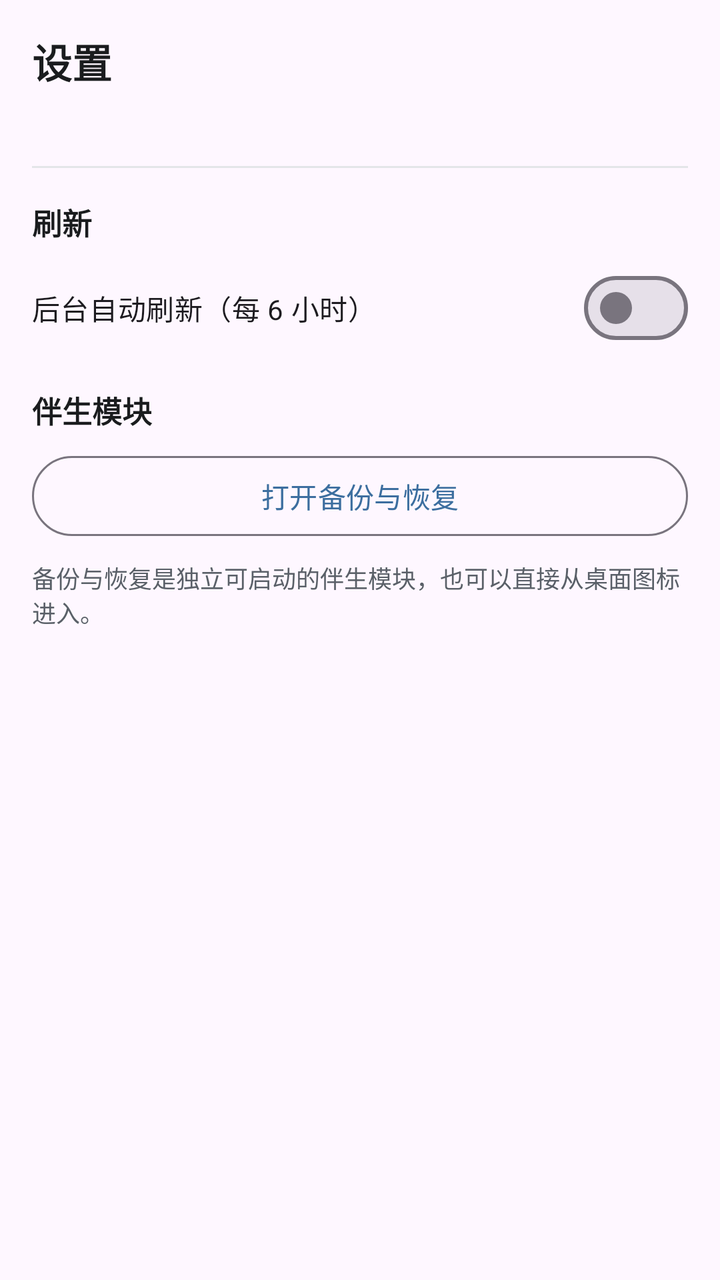
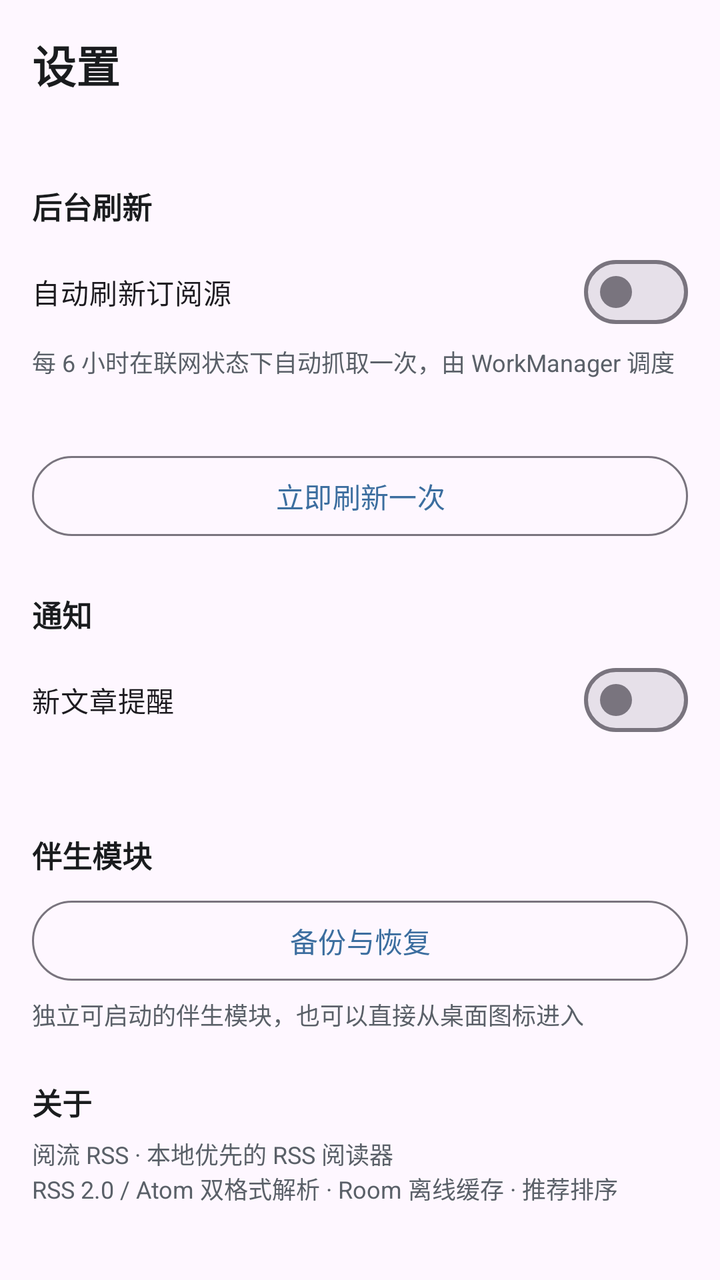

Compare the two renders of this Android layout. The source of the first and the diff that turns it into the second are given below.
<!-- AndroidManifest.xml: application theme Theme.YueLiu -->
<!-- res/layout/fragment_settings.xml -->
<?xml version="1.0" encoding="utf-8"?>
<ScrollView xmlns:android="http://schemas.android.com/apk/res/android"
    android:layout_width="match_parent"
    android:layout_height="match_parent"
    android:background="?attr/colorSurface">

    <LinearLayout
        android:layout_width="match_parent"
        android:layout_height="wrap_content"
        android:orientation="vertical"
        android:padding="16dp">

        <TextView
            android:layout_width="wrap_content"
            android:layout_height="wrap_content"
            android:text="设置"
            android:textColor="@color/text_primary"
            android:textSize="20sp"
            android:textStyle="bold" />

        <TextView
            android:id="@+id/tv_version"
            android:layout_width="match_parent"
            android:layout_height="wrap_content"
            android:layout_marginTop="4dp"
            android:textColor="@color/text_secondary"
            android:textSize="13sp" />

        <View
            android:layout_width="match_parent"
            android:layout_height="1dp"
            android:layout_marginTop="16dp"
            android:background="@color/divider" />

        <TextView
            android:layout_width="match_parent"
            android:layout_height="wrap_content"
            android:layout_marginTop="16dp"
            android:text="刷新"
            android:textColor="@color/text_primary"
            android:textSize="15sp"
            android:textStyle="bold" />

        <com.google.android.material.materialswitch.MaterialSwitch
            android:id="@+id/switch_auto_refresh"
            android:layout_width="match_parent"
            android:layout_height="wrap_content"
            android:layout_marginTop="8dp"
            android:text="后台自动刷新（每 6 小时）" />

        <TextView
            android:layout_width="match_parent"
            android:layout_height="wrap_content"
            android:layout_marginTop="16dp"
            android:text="伴生模块"
            android:textColor="@color/text_primary"
            android:textSize="15sp"
            android:textStyle="bold" />

        <com.google.android.material.button.MaterialButton
            android:id="@+id/btn_open_backup"
            style="@style/Widget.Material3.Button.OutlinedButton"
            android:layout_width="match_parent"
            android:layout_height="wrap_content"
            android:layout_marginTop="8dp"
            android:text="打开备份与恢复" />

        <TextView
            android:layout_width="match_parent"
            android:layout_height="wrap_content"
            android:layout_marginTop="8dp"
            android:text="备份与恢复是独立可启动的伴生模块，也可以直接从桌面图标进入。"
            android:textColor="@color/text_secondary"
            android:textSize="12sp" />

    </LinearLayout>

</ScrollView>
<!-- resources referenced by this layout -->
<resources>
  <color name="divider">#E3E5E8</color>
  <color name="text_primary">#1A1C1E</color>
  <color name="text_secondary">#5A6068</color>
  <style name="Theme.YueLiu" parent="Theme.Material3.DayNight.NoActionBar">
          <item name="colorPrimary">@color/brand_primary</item>
          <item name="colorOnPrimary">@color/brand_on_primary</item>
          <item name="colorPrimaryDark">@color/brand_primary_dark</item>
          <item name="android:statusBarColor" tools:targetApi="21">?attr/colorPrimary</item>
      </style>
  <color name="brand_primary">#3C6E9F</color>
  <color name="brand_on_primary">#FFFFFF</color>
  <color name="brand_primary_dark">#2C5578</color>
</resources>

<!-- the commit's change to res/layout/fragment_settings.xml (unified diff, before → after) -->
@@ -2,41 +2,40 @@
 <ScrollView xmlns:android="http://schemas.android.com/apk/res/android"
     android:layout_width="match_parent"
     android:layout_height="match_parent"
-    android:background="?attr/colorSurface">
+    android:background="?attr/colorSurface"
+    android:fillViewport="true">
 
     <LinearLayout
         android:layout_width="match_parent"
         android:layout_height="wrap_content"
         android:orientation="vertical"
-        android:padding="16dp">
+        android:paddingStart="16dp"
+        android:paddingTop="16dp"
+        android:paddingEnd="16dp"
+        android:paddingBottom="24dp">
 
         <TextView
             android:layout_width="wrap_content"
             android:layout_height="wrap_content"
-            android:text="设置"
+            android:text="@string/nav_settings"
             android:textColor="@color/text_primary"
-            android:textSize="20sp"
+            android:textSize="22sp"
             android:textStyle="bold" />
 
         <TextView
             android:id="@+id/tv_version"
             android:layout_width="match_parent"
             android:layout_height="wrap_content"
-            android:layout_marginTop="4dp"
+            android:layout_marginTop="2dp"
             android:textColor="@color/text_secondary"
             android:textSize="13sp" />
 
-        <View
-            android:layout_width="match_parent"
-            android:layout_height="1dp"
-            android:layout_marginTop="16dp"
-            android:background="@color/divider" />
-
+        
         <TextView
             android:layout_width="match_parent"
             android:layout_height="wrap_content"
-            android:layout_marginTop="16dp"
-            android:text="刷新"
+            android:layout_marginTop="24dp"
+            android:text="@string/settings_section_refresh"
             android:textColor="@color/text_primary"
             android:textSize="15sp"
             android:textStyle="bold" />
@@ -46,13 +45,73 @@
             android:layout_width="match_parent"
             android:layout_height="wrap_content"
             android:layout_marginTop="8dp"
-            android:text="后台自动刷新（每 6 小时）" />
+            android:text="@string/settings_auto_refresh" />
 
+        <TextView
+            android:id="@+id/tv_auto_refresh_hint"
+            android:layout_width="match_parent"
+            android:layout_height="wrap_content"
+            android:layout_marginTop="2dp"
+            android:text="@string/settings_auto_refresh_hint"
+            android:textColor="@color/text_secondary"
+            android:textSize="12sp" />
+
+        <TextView
+            android:id="@+id/tv_work_state"
+            android:layout_width="match_parent"
+            android:layout_height="wrap_content"
+            android:layout_marginTop="6dp"
+            android:textColor="@color/text_secondary"
+            android:textSize="12sp" />
+
+        <com.google.android.material.button.MaterialButton
+            android:id="@+id/btn_refresh_now"
+            style="@style/Widget.Material3.Button.OutlinedButton"
+            android:layout_width="match_parent"
+            android:layout_height="wrap_content"
+            android:layout_marginTop="12dp"
+            android:text="@string/settings_refresh_now" />
+
+        
         <TextView
             android:layout_width="match_parent"
             android:layout_height="wrap_content"
-            android:layout_marginTop="16dp"
-            android:text="伴生模块"
+            android:layout_marginTop="24dp"
+            android:text="@string/settings_section_notify"
+            android:textColor="@color/text_primary"
+            android:textSize="15sp"
+            android:textStyle="bold" />
+
+        <com.google.android.material.materialswitch.MaterialSwitch
+            android:id="@+id/switch_notify"
+            android:layout_width="match_parent"
+            android:layout_height="wrap_content"
+            android:layout_marginTop="8dp"
+            android:text="@string/settings_notify_switch" />
+
+        <TextView
+            android:id="@+id/tv_notify_status"
+            android:layout_width="match_parent"
+            android:layout_height="wrap_content"
+            android:layout_marginTop="2dp"
+            android:textColor="@color/text_secondary"
+            android:textSize="12sp" />
+
+        <com.google.android.material.button.MaterialButton
+            android:id="@+id/btn_grant_notify"
+            style="@style/Widget.Material3.Button.TonalButton"
+            android:layout_width="match_parent"
+            android:layout_height="wrap_content"
+            android:layout_marginTop="8dp"
+            android:text="@string/settings_grant_notify"
+            android:visibility="gone" />
+
+        
+        <TextView
+            android:layout_width="match_parent"
+            android:layout_height="wrap_content"
+            android:layout_marginTop="24dp"
+            android:text="@string/settings_section_backup"
             android:textColor="@color/text_primary"
             android:textSize="15sp"
             android:textStyle="bold" />
@@ -63,13 +122,31 @@
             android:layout_width="match_parent"
             android:layout_height="wrap_content"
             android:layout_marginTop="8dp"
-            android:text="打开备份与恢复" />
+            android:text="@string/settings_open_backup" />
 
         <TextView
             android:layout_width="match_parent"
             android:layout_height="wrap_content"
-            android:layout_marginTop="8dp"
-            android:text="备份与恢复是独立可启动的伴生模块，也可以直接从桌面图标进入。"
+            android:layout_marginTop="4dp"
+            android:text="@string/settings_backup_hint"
+            android:textColor="@color/text_secondary"
+            android:textSize="12sp" />
+
+        
+        <TextView
+            android:layout_width="match_parent"
+            android:layout_height="wrap_content"
+            android:layout_marginTop="24dp"
+            android:text="@string/settings_section_about"
+            android:textColor="@color/text_primary"
+            android:textSize="15sp"
+            android:textStyle="bold" />
+
+        <TextView
+            android:layout_width="match_parent"
+            android:layout_height="wrap_content"
+            android:layout_marginTop="6dp"
+            android:text="@string/settings_about_text"
             android:textColor="@color/text_secondary"
             android:textSize="12sp" />
 
<!-- resource entries referenced after the edit -->
@@ -1,8 +1,20 @@
 <!-- resources referenced by this layout -->
 <resources>
-  <color name="divider">#E3E5E8</color>
   <color name="text_primary">#1A1C1E</color>
   <color name="text_secondary">#5A6068</color>
+  <string name="nav_settings">设置</string>
+  <string name="settings_about_text">阅流 RSS · 本地优先的 RSS 阅读器\nRSS 2.0 / Atom 双格式解析 · Room 离线缓存 · 推荐排序</string>
+  <string name="settings_auto_refresh">自动刷新订阅源</string>
+  <string name="settings_auto_refresh_hint">每 6 小时在联网状态下自动抓取一次，由 WorkManager 调度</string>
+  <string name="settings_backup_hint">独立可启动的伴生模块，也可以直接从桌面图标进入</string>
+  <string name="settings_grant_notify">开启通知权限</string>
+  <string name="settings_notify_switch">新文章提醒</string>
+  <string name="settings_open_backup">备份与恢复</string>
+  <string name="settings_refresh_now">立即刷新一次</string>
+  <string name="settings_section_about">关于</string>
+  <string name="settings_section_backup">伴生模块</string>
+  <string name="settings_section_notify">通知</string>
+  <string name="settings_section_refresh">后台刷新</string>
   <style name="Theme.YueLiu" parent="Theme.Material3.DayNight.NoActionBar">
           <item name="colorPrimary">@color/brand_primary</item>
           <item name="colorOnPrimary">@color/brand_on_primary</item>
